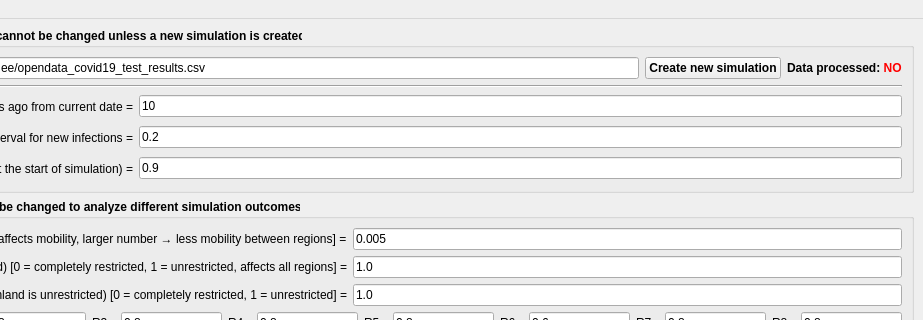
This is ui/vspread_model_v1.ui in extall/spread-model-ee as Qt 5 draws it before an edit; both pictures show x 277 to 1200 and y 0 to 320 of the 1200 by 900 pixel window. The edited form follows.
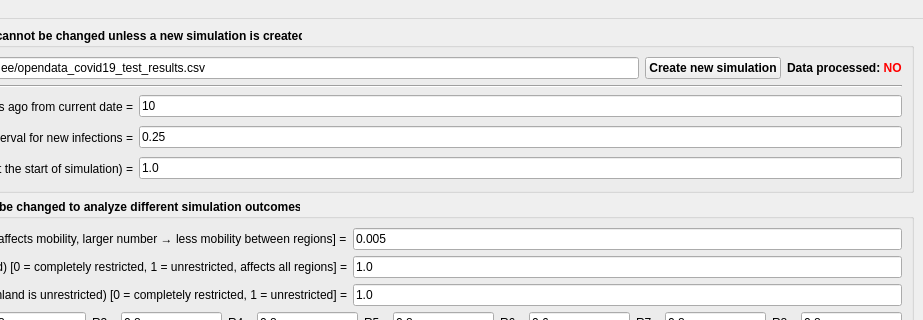
This is the edited form.

Patch:
```diff
--- a/ui/vspread_model_v1.ui
+++ b/ui/vspread_model_v1.ui
@@ -133,7 +133,7 @@
             </font>
            </property>
            <property name="text">
-            <string>0.2</string>
+            <string>0.25</string>
            </property>
           </widget>
          </item>
@@ -175,7 +175,7 @@
             </font>
            </property>
            <property name="text">
-            <string>0.9</string>
+            <string>1.0</string>
            </property>
           </widget>
          </item>
```
Left out of the diff: 2 changed lines with no effect on the pictures.
